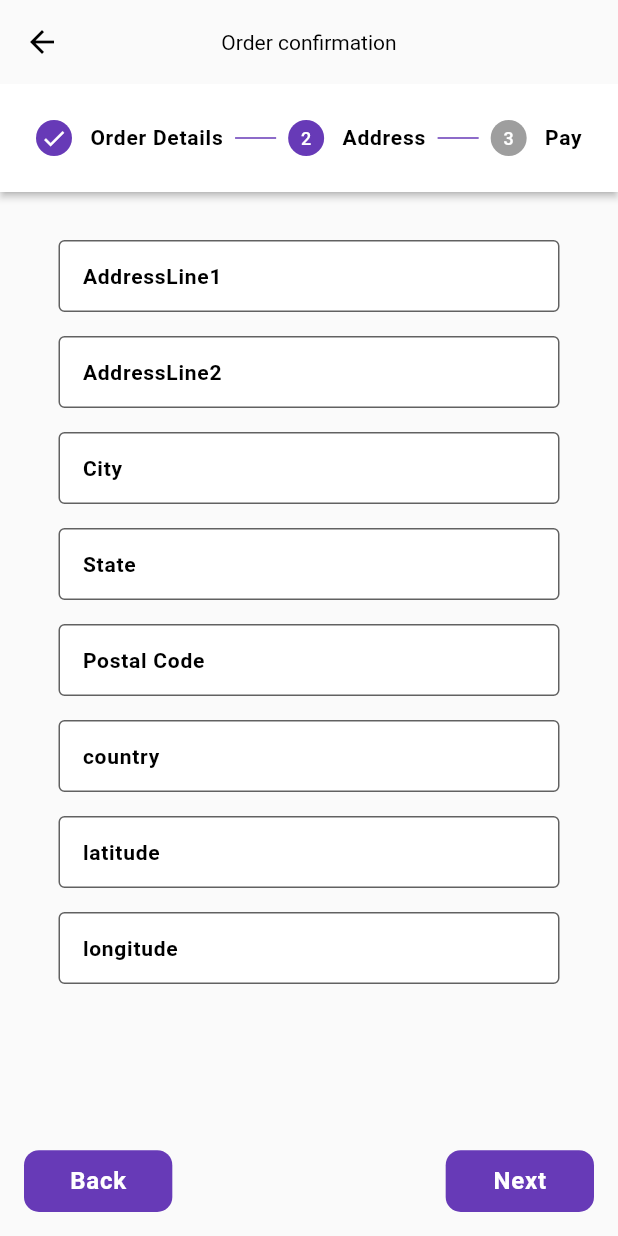
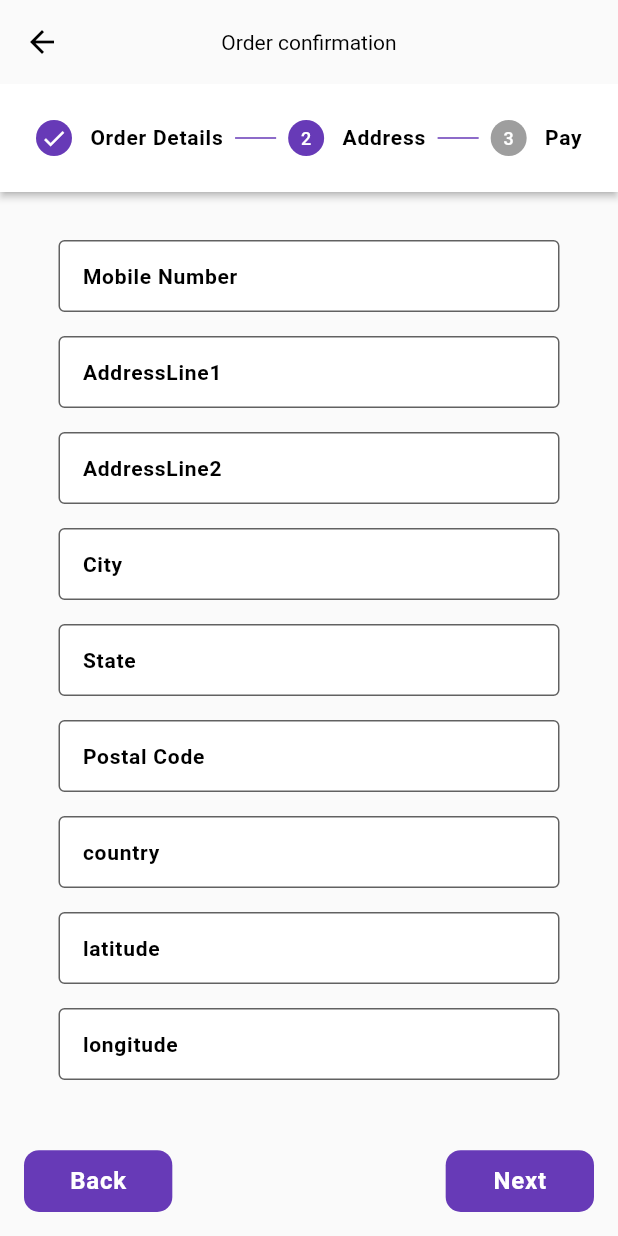
Before and after one commit to abdulawalarif/user_app, a Flutter app: the ProductPurchaseScreen screen opened directly with empty values, after a tap on "Next", on a phone screen of 412 x 824 dp. Run offline on Flutter 3.47's test engine with Material 3 defaults, Android fonts, the phone set to English and light mode, and no system bars; our stand-ins replace badges, cached_network_image, carousel_slider, cloud_firestore, firebase_auth, firebase_core and 10 more; accounts and stored records are empty; network calls fail.

```diff
--- a/lib/core/models/orders_model.dart
+++ b/lib/core/models/orders_model.dart
@@ -1,4 +1,3 @@
-import 'package:flutter/material.dart';
 
 class OrdersModel {
   final String orderId;
@@ -113,56 +112,56 @@ class Product {
   }
 }
 
-class ShippingAddress with ChangeNotifier {
-  String addressLine1 = '';
-  String addressLine2 = '';
-  String city = '';
-  String state = '';
-  String postalCode = '';
-  String country = '';
-  String latitude = '';
-  String longitude = '';
-  String formattedAddress = '';
+// class ShippingAddress with ChangeNotifier {
+//   String addressLine1 = '';
+//   String addressLine2 = '';
+//   String city = '';
+//   String state = '';
+//   String postalCode = '';
+//   String country = '';
+//   String latitude = '';
+//   String longitude = '';
+//   String formattedAddress = '';
 
-  ShippingAddress({
-    required this.addressLine1,
-    required this.addressLine2,
-    required this.city,
-    required this.state,
-    required this.postalCode,
-    required this.country,
-    required this.latitude,
-    required this.longitude,
-    required this.formattedAddress,
-  });
+//   ShippingAddress({
+//     required this.addressLine1,
+//     required this.addressLine2,
+//     required this.city,
+//     required this.state,
+//     required this.postalCode,
+//     required this.country,
+//     required this.latitude,
+//     required this.longitude,
+//     required this.formattedAddress,
+//   });
 
-  // Convert JSON to ShippingAddress
-  factory ShippingAddress.fromJson(Map<String, dynamic> json) {
-    return ShippingAddress(
-      addressLine1: json['addressLine1'],
-      addressLine2: json['addressLine2'],
-      city: json['city'],
-      state: json['state'],
-      postalCode: json['postalCode'],
-      country: json['country'],
-      latitude: json['latitude'].toString(),
-      longitude: json['longitude'].toString(),
-      formattedAddress: json['formattedAddress'],
-    );
-  }
+//   // Convert JSON to ShippingAddress
+//   factory ShippingAddress.fromJson(Map<String, dynamic> json) {
+//     return ShippingAddress(
+//       addressLine1: json['addressLine1'],
+//       addressLine2: json['addressLine2'],
+//       city: json['city'],
+//       state: json['state'],
+//       postalCode: json['postalCode'],
+//       country: json['country'],
+//       latitude: json['latitude'].toString(),
+//       longitude: json['longitude'].toString(),
+//       formattedAddress: json['formattedAddress'],
+//     );
+//   }
 
-  // Convert ShippingAddress to JSON
-  Map<String, dynamic> toJson() {
-    return {
-      'addressLine1': addressLine1,
-      'addressLine2': addressLine2,
-      'city': city,
-      'state': state,
-      'postalCode': postalCode,
-      'country': country,
-      'latitude': latitude,
-      'longitude': longitude,
-      'formattedAddress': formattedAddress,
-    };
-  }
-}
+//   // Convert ShippingAddress to JSON
+//   Map<String, dynamic> toJson() {
+//     return {
+//       'addressLine1': addressLine1,
+//       'addressLine2': addressLine2,
+//       'city': city,
+//       'state': state,
+//       'postalCode': postalCode,
+//       'country': country,
+//       'latitude': latitude,
+//       'longitude': longitude,
+//       'formattedAddress': formattedAddress,
+//     };
+//   }
+// }
--- a/lib/core/models/user_model.dart
+++ b/lib/core/models/user_model.dart
@@ -1,7 +1,7 @@
 import 'package:cloud_firestore/cloud_firestore.dart';
-import 'package:flutter/material.dart';
+import 'package:flutter/foundation.dart';
 
-class UserModel with ChangeNotifier {
+class UserModel extends ChangeNotifier {
   String id;
   String fullName;
   String imageUrl;
@@ -10,27 +10,51 @@ class UserModel with ChangeNotifier {
   String email;
   String joinedAt;
   Timestamp? createdAt;
+  String addressLine1;
+  String addressLine2;
+  String city;
+  String state;
+  String postalCode;
+  String country;
+  String latitude;
+  String longitude;
 
   UserModel({
     this.id = '',
     this.fullName = '',
+    this.imageUrl = '',
     this.address = '',
     this.phoneNumber = '',
-    this.imageUrl = '',
     this.email = '',
     this.joinedAt = '',
     this.createdAt,
+    this.addressLine1 = '',
+    this.addressLine2 = '',
+    this.city = '',
+    this.state = '',
+    this.postalCode = '',
+    this.country = '',
+    this.latitude = '',
+    this.longitude = '',
   });
 
   UserModel.fromJson(Map<String, dynamic> json)
       : id = json['id'],
-        fullName = json['fullName']??"",
-        email = json['email']??"",
-        phoneNumber = json['phoneNumber']??"",
-        imageUrl = json['imageUrl']??"",
-        address = json['address']??"",
-        joinedAt = json['joinedAt']??"",
-        createdAt = json['createdAt']??"";
+        fullName = json['fullName'],
+        email = json['email'],
+        phoneNumber = json['phoneNumber'],
+        imageUrl = json['imageUrl'],
+        address = json['address'],
+        joinedAt = json['joinedAt'],
+        createdAt = json['createdAt'],
+        addressLine1 = json['addressLine1'],
+        addressLine2 = json['addressLine2'],
+        city = json['city'],
+        state = json['state'],
+        postalCode = json['postalCode'],
+        country = json['country'],
+        latitude = json['latitude'].toString(),
+        longitude = json['longitude'].toString();
 
   Map<String, dynamic> toJson() => {
         'id': id,
@@ -41,13 +65,13 @@ class UserModel with ChangeNotifier {
         'address': address,
         'joinedAt': joinedAt,
         'createdAt': createdAt,
+        'addressLine1': addressLine1,
+        'addressLine2': addressLine2,
+        'city': city,
+        'state': state,
+        'postalCode': postalCode,
+        'country': country,
+        'latitude': latitude,
+        'longitude': longitude,
       };
 }
-/// await _fireStore.collection('users').doc(order.customerId).set(
-      //   {
-      //     'shippingAddress':
-      //         shippingAddress.toJson(), // Storing address under users ID
-      //     'orders': FieldValue.arrayUnion([orderId]),
-      //   },
-      //   SetOptions(merge: true),
-      // );
--- a/lib/core/providers/auth_provider.dart
+++ b/lib/core/providers/auth_provider.dart
@@ -5,6 +5,7 @@ import 'package:firebase_storage/firebase_storage.dart';
 import 'package:flutter/cupertino.dart';
 import 'package:flutter/foundation.dart';
 import 'package:google_sign_in/google_sign_in.dart';
+import 'package:intl/intl.dart';
 import 'package:user_app/core/models/user_model.dart';
 import 'package:user_app/core/providers/user_data_provider.dart';
 
@@ -89,11 +90,14 @@ class AuthProvider with ChangeNotifier {
 
             if (!userDoc.exists) {
               UserModel userModel = UserModel(
+
                 id: user.uid,
                 email: user.email ?? '',
                 fullName: user.displayName ?? '',
                 imageUrl: user.photoURL ?? '',
                 phoneNumber: user.phoneNumber ?? '',
+                createdAt: Timestamp.now(),
+                joinedAt: DateFormat('EEEE, MMMM d, yyyy').format(DateTime.now()),
               );
 
               // Upload user data only if the document doesn't exist
--- a/lib/core/providers/orders_provider.dart
+++ b/lib/core/providers/orders_provider.dart
@@ -1,6 +1,7 @@
 import 'package:cloud_firestore/cloud_firestore.dart';
 import 'package:flutter/material.dart';
 import 'package:user_app/core/models/orders_model.dart';
+import '../models/user_model.dart';
 import 'firebase_service.dart';
 
 
@@ -13,7 +14,7 @@ class OrdersProvider with ChangeNotifier {
 
   Future<void> addOrder({
     required OrdersModel order,
-    required ShippingAddress shippingAddress,
+    required UserModel shippingAddress,
   }) async {
     _isLoading = true;
     notifyListeners();
@@ -29,14 +30,15 @@ class OrdersProvider with ChangeNotifier {
       Here I am storing users oders information under customar accounts also so that one clints app don't get the data of another clinets order in their cache
       */
 
+      await _fireStore.collection('users').doc(order.customerId).update(shippingAddress.toJson());
+
       await _fireStore.collection('users').doc(order.customerId).set(
         {
-          'shippingAddress':
-              shippingAddress.toJson(), // Storing address under users ID
+
           'orders': FieldValue.arrayUnion([orderId]),
         },
         SetOptions(merge: true),
-      );
+     );
     } catch (e) {
       print('Order debug: ${e.toString()}');
       throw Exception(e.toString());
--- a/lib/core/providers/user_data_provider.dart
+++ b/lib/core/providers/user_data_provider.dart
@@ -1,7 +1,6 @@
 import 'package:cloud_firestore/cloud_firestore.dart';
 import 'package:firebase_auth/firebase_auth.dart';
 import 'package:flutter/cupertino.dart';
-import 'package:user_app/core/models/orders_model.dart';
 import 'package:user_app/core/models/user_model.dart';
 import 'firebase_service.dart';
 
@@ -11,14 +10,8 @@ class UserDataProvider with ChangeNotifier {
   }
   final FirebaseAuth _auth = FirebaseAuth.instance;
   final FirebaseFirestore _fireStore = FireStoreService().instance;
-  UserModel _userData = UserModel();
+ late UserModel _userData;
   UserModel get userData => _userData;
-  ShippingAddress? _shippingAddress;
-  ShippingAddress? get shippingAddress => _shippingAddress;
-  set userData(UserModel value) {
-    _userData = value;
-    notifyListeners();
-  }
 
 
 
@@ -30,23 +23,6 @@ class UserDataProvider with ChangeNotifier {
         if (!user.isAnonymous) {
           final snapshot = await _fireStore.collection('users').doc(uid).get();
           _userData = UserModel.fromJson(snapshot.data()!);
-          //clenning user shippingAddress here if user loggleIn with a new account
-          _shippingAddress = ShippingAddress(
-            addressLine1: '',
-            addressLine2: '',
-            city: '',
-            state: '',
-            postalCode: '',
-            country: '',
-            latitude: '',
-            longitude: '',
-            formattedAddress: '',
-          );
-          final data = snapshot.data();
-          if (data != null && data['shippingAddress'] != null) {
-            final shippingAddress = data['shippingAddress'];
-            _shippingAddress = ShippingAddress.fromJson(shippingAddress);
-          }
         }
         notifyListeners();
         return _userData;
@@ -74,6 +50,7 @@ class UserDataProvider with ChangeNotifier {
             .set(userModel.toJson())
             .then((_) async {
           await fetchUserData();
+
         });
       } else {
         throw Exception('No authenticated user found');
@@ -84,6 +61,7 @@ class UserDataProvider with ChangeNotifier {
   }
 
   Future<void> updateUserData(UserModel userModel) async {
+    ///TODO fixing update not changing existing user data of shipping address and so on
     try {
       final user = _auth.currentUser;
       userModel.id = user!.uid;
--- a/lib/ui/screens/product_purchase_screen.dart
+++ b/lib/ui/screens/product_purchase_screen.dart
@@ -2,6 +2,7 @@ import 'package:flutter/material.dart';
 import 'package:provider/provider.dart';
 import 'package:sizer/sizer.dart';
 import 'package:user_app/core/models/buy_product_model.dart';
+import 'package:user_app/core/models/user_model.dart';
 import 'package:user_app/core/providers/orders_provider.dart';
 import 'package:user_app/ui/widgets/log_in_suggestion.dart';
 import '../../core/models/orders_model.dart';
@@ -12,7 +13,6 @@ import '../constants/route_name.dart';
 import '../utils/my_snackbar.dart';
 import 'package:uuid/uuid.dart';
 import '../widgets/reusable_text_field.dart';
-
 
 class ProductPurchaseScreen extends StatefulWidget {
   final List<BuyProductModel> products;
@@ -36,6 +36,7 @@ class _ProductPurchaseScreenState extends State<ProductPurchaseScreen> {
   int _selectedPayment = 1;
 
   //user address  TextEditingController
+  late TextEditingController phoneNumberController;
   late TextEditingController addressLine1Controller;
   late TextEditingController addressLine2Controller;
   late TextEditingController cityController;
@@ -46,7 +47,9 @@ class _ProductPurchaseScreenState extends State<ProductPurchaseScreen> {
   late TextEditingController longitudeController;
 
   //user address  FocusNode
+  late FocusNode phoneNumberFocusNode;
   late FocusNode addressLine1FocusNode;
+
   late FocusNode addressLine2FocusNode;
   late FocusNode cityFocusNode;
   late FocusNode stateFocusNode;
@@ -62,6 +65,7 @@ class _ProductPurchaseScreenState extends State<ProductPurchaseScreen> {
     super.initState();
     //   'FromCart? ${widget.fromCart}'.log();
     //user address for sending data to ordered list
+    phoneNumberController = TextEditingController();
     addressLine1Controller = TextEditingController();
     addressLine2Controller = TextEditingController();
     cityController = TextEditingController();
@@ -73,6 +77,7 @@ class _ProductPurchaseScreenState extends State<ProductPurchaseScreen> {
     longitudeController = TextEditingController();
 
     //user address  FocusNode
+    phoneNumberFocusNode = FocusNode();
     addressLine1FocusNode = FocusNode();
     addressLine2FocusNode = FocusNode();
     cityFocusNode = FocusNode();
@@ -84,18 +89,16 @@ class _ProductPurchaseScreenState extends State<ProductPurchaseScreen> {
 
     Provider.of<UserDataProvider>(context, listen: false)
         .fetchUserData()
-        .then((_) {
-      var userAddressData =
-          Provider.of<UserDataProvider>(context, listen: false).shippingAddress;
-
-      addressLine1Controller.text = userAddressData?.addressLine1 ?? '';
-      addressLine2Controller.text = userAddressData?.addressLine2 ?? '';
-      cityController.text = userAddressData?.city ?? '';
-      stateController.text = userAddressData?.state ?? '';
-      postalCodeController.text = userAddressData?.postalCode ?? '';
-      countryController.text = userAddressData?.country ?? '';
-      latitudeController.text = userAddressData?.latitude ?? '';
-      longitudeController.text = userAddressData?.longitude ?? '';
+        .then((userAddressData) {
+      phoneNumberController.text = userAddressData.phoneNumber;
+      addressLine1Controller.text = userAddressData.addressLine1;
+      addressLine2Controller.text = userAddressData.addressLine2;
+      cityController.text = userAddressData.city;
+      stateController.text = userAddressData.state;
+      postalCodeController.text = userAddressData.postalCode;
+      countryController.text = userAddressData.country;
+      latitudeController.text = userAddressData.latitude;
+      longitudeController.text = userAddressData.longitude;
     });
   }
 
@@ -103,6 +106,7 @@ class _ProductPurchaseScreenState extends State<ProductPurchaseScreen> {
   void dispose() {
     super.dispose();
     //user address for sending data to ordered list
+    phoneNumberController.dispose();
     addressLine1Controller.dispose();
     addressLine2Controller.dispose();
     cityController.dispose();
@@ -112,6 +116,7 @@ class _ProductPurchaseScreenState extends State<ProductPurchaseScreen> {
     latitudeController.dispose();
     longitudeController.dispose();
 
+    phoneNumberFocusNode.dispose();
     addressLine1FocusNode.dispose();
     addressLine2FocusNode.dispose();
     cityFocusNode.dispose();
@@ -125,12 +130,13 @@ class _ProductPurchaseScreenState extends State<ProductPurchaseScreen> {
   @override
   Widget build(BuildContext context) {
     var userData;
-    Provider.of<UserDataProvider>(context, listen: false).fetchUserData().then((_){
-    userData = Provider.of<UserDataProvider>(context,listen:  false).userData;
+    Provider.of<UserDataProvider>(context, listen: false)
+        .fetchUserData()
+        .then((_) {
+      userData = Provider.of<UserDataProvider>(context, listen: false).userData;
     });
 
     final orderProcessing = Provider.of<OrdersProvider>(context);
-
 
     final isLoggedIn = Provider.of<AuthProvider>(context).isLoggedIn;
     if (isLoggedIn) {
@@ -188,7 +194,7 @@ class _ProductPurchaseScreenState extends State<ProductPurchaseScreen> {
                             text: 'Back',
                           ),
                         Button(
-                          onPressed: ()async {
+                          onPressed: () async {
                             final isLastStep =
                                 currentStep == getStepps().length - 1;
                             final isAddressStep =
@@ -223,7 +229,15 @@ class _ProductPurchaseScreenState extends State<ProductPurchaseScreen> {
                                   }).toList(),
                                 );
 
-                                var shippingAddress = ShippingAddress(
+                                var shippingAddress = UserModel(
+                                    createdAt: userData.createdAt,
+                                    email: userData.email,
+                                    fullName: userData.fullName,
+                                    id: userData.id,
+                                    imageUrl: userData.imageUrl,
+                                    joinedAt: userData.joinedAt,
+                                    phoneNumber:
+                                        phoneNumberController.text.toString(),
                                     addressLine1:
                                         addressLine1Controller.text.toString(),
                                     addressLine2:
@@ -237,10 +251,10 @@ class _ProductPurchaseScreenState extends State<ProductPurchaseScreen> {
                                         latitudeController.text.toString(),
                                     longitude:
                                         longitudeController.text.toString(),
-                                    formattedAddress:
+                                    address:
                                         '${addressLine1Controller.text.toString()}, ${addressLine2Controller.text.toString()}, ${cityController.text.toString()}, ${stateController.text.toString()} ${postalCodeController.text.toString()}, ${countryController.text.toString()}');
-                              if(!orderProcessing.isLoading){
-                                await  orderProcessing
+                                if (!orderProcessing.isLoading) {
+                                  await orderProcessing
                                       .addOrder(
                                     order: orderData,
                                     shippingAddress: shippingAddress,
@@ -257,11 +271,7 @@ class _ProductPurchaseScreenState extends State<ProductPurchaseScreen> {
                                   }).catchError((error) {
                                     print("Error: $error");
                                   });
-
-
-
                                 }
-
                               } else {
                                 MySnackBar().showSnackBar(
                                     'Payment method is not integrated yet',
@@ -274,7 +284,9 @@ class _ProductPurchaseScreenState extends State<ProductPurchaseScreen> {
                             }
                           },
                           text: currentStep == getStepps().length - 1
-                              ? orderProcessing.isLoading?'...':'Confirm'
+                              ? orderProcessing.isLoading
+                                  ? '...'
+                                  : 'Confirm'
                               : 'Next',
                         ),
                       ],
@@ -468,6 +480,18 @@ class _ProductPurchaseScreenState extends State<ProductPurchaseScreen> {
       child: Column(
         children: [
           ReusableTextField(
+            controller: phoneNumberController,
+            focusNode: phoneNumberFocusNode,
+            valueKey: 'Mobile Number',
+            keyboardType: TextInputType.phone,
+            validator: (value) =>
+                value!.isEmpty ? 'Please Provider your phone number' : null,
+            labelText: 'Mobile Number',
+            hintText: '+880001122020',
+            onEditingComplete: () =>
+                FocusScope.of(context).requestFocus(addressLine1FocusNode),
+          ),
+          ReusableTextField(
             controller: addressLine1Controller,
             focusNode: addressLine1FocusNode,
             valueKey: 'addressLine1',
@@ -545,7 +569,6 @@ class _ProductPurchaseScreenState extends State<ProductPurchaseScreen> {
             onEditingComplete: () =>
                 FocusScope.of(context).requestFocus(longitudeFocusNode),
           ),
-
           ReusableTextField(
               controller: longitudeController,
               focusNode: longitudeFocusNode,
@@ -554,10 +577,9 @@ class _ProductPurchaseScreenState extends State<ProductPurchaseScreen> {
               valueKey: 'longitude',
               labelText: 'longitude',
               hintText: '-118.24904',
-               onEditingComplete:(){
+              onEditingComplete: () {
                 navigateToNextIfEverythingIsOkay();
-               }
-          ),
+              }),
         ],
       ),
     );
```
Also changed, not shown: 2 other files. Lines whose indentation alone changed are shown as unchanged.
